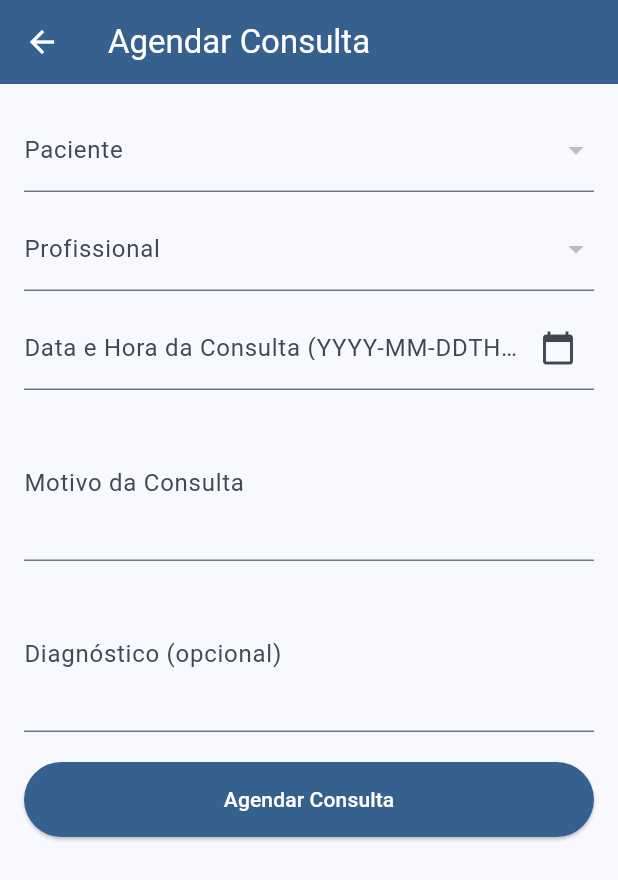
After one commit to iaramatos/flutter_clinica_medica, a Flutter app: the screen it shows after launch, after a tap on the "add" icon, on a phone screen of 412 x 824 dp. The commit adds this screen. Shown: the top 880 px of the screen. Run offline on Flutter 3.47's test engine with Material 3 defaults, Android fonts, the phone set to English and light mode, and no system bars; our stand-ins replace sqflite_common_ffi, sqflite_common_ffi_web; missing offline and left inert: flutter_controle_enderecos; accounts and stored records are empty.

Commit message:
feat(consulta): Implementado agendamento e visualizacao de consultas (RF02)

```diff
--- a/lib/main.dart
+++ b/lib/main.dart
@@ -2,8 +2,14 @@
 
 import 'package:flutter/material.dart';
 import 'package:flutter_clinica_medica/infra/local/local_database.dart';
-import 'package:flutter_clinica_medica/presentation/paciente/paciente_form_screen.dart'; // NOVO IMPORT: Tela de formulário de paciente
-import 'package:flutter_clinica_medica/presentation/paciente/paciente_list_screen.dart'; // NOVO IMPORT: Tela de listagem de paciente
+import 'package:flutter_clinica_medica/presentation/consulta/consulta_form_screen.dart';
+import 'package:flutter_clinica_medica/presentation/consulta/consulta_list_screen.dart';
+// ...
+
+import 'package:flutter_clinica_medica/presentation/paciente/paciente_form_screen.dart';
+import 'package:flutter_clinica_medica/presentation/paciente/paciente_list_screen.dart';
+import 'package:flutter_clinica_medica/presentation/profissional/profissional_form_screen.dart';
+import 'package:flutter_clinica_medica/presentation/profissional/profissional_list_screen.dart';
 
 void main() async {
   WidgetsFlutterBinding.ensureInitialized();
@@ -29,12 +35,17 @@ class ClinicaMedicaApp extends StatelessWidget {
         colorScheme: ColorScheme.fromSeed(seedColor: Colors.blue),
         useMaterial3: true,
       ),
-      initialRoute: PacienteListScreen.routeName,
+      initialRoute: ConsultaListScreen
+          .routeName, // Ou PacienteListScreen.routeName para testar pacientes
       routes: {
-        // Configura as rotas nomeadas para as telas de paciente
         PacienteListScreen.routeName: (context) => const PacienteListScreen(),
         PacienteFormScreen.routeName: (context) => const PacienteFormScreen(),
-        // Você adicionará outras rotas aqui conforme desenvolver mais módulos
+        ConsultaListScreen.routeName: (context) => const ConsultaListScreen(),
+        ConsultaFormScreen.routeName: (context) => const ConsultaFormScreen(),
+        ProfissionalListScreen.routeName: (context) =>
+            const ProfissionalListScreen(),
+        ProfissionalFormScreen.routeName: (context) =>
+            const ProfissionalFormScreen(),
       },
     );
   }
--- /dev/null
+++ b/lib/presentation/consulta/consulta_form_screen.dart
@@ -0,0 +1,255 @@
+// lib/presentation/consulta/consulta_form_screen.dart
+
+import 'package:flutter/material.dart';
+import 'package:flutter_clinica_medica/domain/models/consulta.dart';
+import 'package:flutter_clinica_medica/domain/models/paciente.dart'; // Para selecionar pacientes
+import 'package:flutter_clinica_medica/domain/models/profissional.dart'; // Para selecionar profissionais
+import 'package:flutter_clinica_medica/domain/models/sala.dart'; // Para selecionar salas (futuramente)
+import 'package:flutter_clinica_medica/domain/repositories/consulta_repository.dart';
+import 'package:flutter_clinica_medica/domain/repositories/paciente_repository.dart';
+import 'package:flutter_clinica_medica/domain/repositories/profissional_repository.dart';
+
+class ConsultaFormScreen extends StatefulWidget {
+  const ConsultaFormScreen({super.key});
+
+  static const String routeName = '/consulta-form';
+
+  @override
+  State<ConsultaFormScreen> createState() => _ConsultaFormScreenState();
+}
+
+class _ConsultaFormScreenState extends State<ConsultaFormScreen> {
+  final _formKey = GlobalKey<FormState>();
+  final _dataHoraController = TextEditingController();
+  final _motivoController = TextEditingController();
+  final _diagnosticoController = TextEditingController();
+
+  Paciente? _selectedPaciente;
+  Profissional? _selectedProfissional;
+
+  List<Paciente> _pacientes = [];
+  List<Profissional> _profissionais = [];
+  bool _isLoadingDropdowns = true;
+
+  final ConsultaRepository _consultaRepository = ConsultaRepository();
+  final PacienteRepository _pacienteRepository = PacienteRepository();
+  final ProfissionalRepository _profissionalRepository = ProfissionalRepository();
+
+  @override
+  void initState() {
+    super.initState();
+    _loadDropdownData();
+  }
+
+  Future<void> _loadDropdownData() async {
+    try {
+      final pacientes = await _pacienteRepository.getAllPacientes();
+      final profissionais = await _profissionalRepository.getAllProfissionais();
+      setState(() {
+        _pacientes = pacientes;
+        _profissionais = profissionais;
+        _isLoadingDropdowns = false;
+      });
+    } catch (e) {
+      ScaffoldMessenger.of(context).showSnackBar(
+        SnackBar(content: Text('Erro ao carregar dados de seleção: $e')),
+      );
+      setState(() {
+        _isLoadingDropdowns = false;
+      });
+    }
+  }
+
+  Future<void> _selectDate(BuildContext context) async {
+    final DateTime? picked = await showDatePicker(
+      context: context,
+      initialDate: DateTime.now(),
+      firstDate: DateTime(2000),
+      lastDate: DateTime(2101),
+    );
+    if (picked != null) {
+      final TimeOfDay? pickedTime = await showTimePicker(
+        context: context,
+        initialTime: TimeOfDay.now(),
+      );
+      if (pickedTime != null) {
+        setState(() {
+          final DateTime finalDateTime = DateTime(
+            picked.year,
+            picked.month,
+            picked.day,
+            pickedTime.hour,
+            pickedTime.minute,
+          );
+          _dataHoraController.text = finalDateTime.toIso8601String().substring(0, 16); // Formato YYYY-MM-DDTHH:MM
+        });
+      }
+    }
+  }
+
+  Future<void> _submitForm() async {
+    if (_formKey.currentState!.validate()) {
+      if (_selectedPaciente == null || _selectedProfissional == null) {
+        ScaffoldMessenger.of(context).showSnackBar(
+          const SnackBar(content: Text('Por favor, selecione o Paciente e o Profissional.')),
+        );
+        return;
+      }
+
+      final consulta = Consulta(
+        dataHora: DateTime.parse(_dataHoraController.text),
+        motivo: _motivoController.text.isNotEmpty ? _motivoController.text : null,
+        diagnostico: _diagnosticoController.text.isNotEmpty ? _diagnosticoController.text : null,
+        idPaciente: _selectedPaciente!.idPaciente,
+        idProfissional: _selectedProfissional!.idProfissional,
+        // idSala e idReceita serão tratados em iterações futuras
+        idSala: null, // Temporariamente nulo
+        idReceita: null, // Temporariamente nulo
+      );
+
+      try {
+        await _consultaRepository.insertConsulta(consulta);
+        ScaffoldMessenger.of(context).showSnackBar(
+          const SnackBar(content: Text('Consulta agendada com sucesso!')),
+        );
+        _clearForm();
+      } catch (e) {
+        ScaffoldMessenger.of(context).showSnackBar(
+          SnackBar(content: Text('Erro ao agendar consulta: $e')),
+        );
+      }
+    }
+  }
+
+  void _clearForm() {
+    _dataHoraController.clear();
+    _motivoController.clear();
+    _diagnosticoController.clear();
+    setState(() {
+      _selectedPaciente = null;
+      _selectedProfissional = null;
+    });
+  }
+
+  @override
+  void dispose() {
+    _dataHoraController.dispose();
+    _motivoController.dispose();
+    _diagnosticoController.dispose();
+    super.dispose();
+  }
+
+  @override
+  Widget build(BuildContext context) {
+    return Scaffold(
+      appBar: AppBar(
+        title: const Text('Agendar Consulta'),
+        backgroundColor: Theme.of(context).colorScheme.primary,
+        foregroundColor: Colors.white,
+      ),
+      body: _isLoadingDropdowns
+          ? const Center(child: CircularProgressIndicator())
+          : Padding(
+              padding: const EdgeInsets.all(16.0),
+              child: Form(
+                key: _formKey,
+                child: ListView(
+                  children: [
+                    // Campo de seleção de Paciente
+                    DropdownButtonFormField<Paciente>(
+                      value: _selectedPaciente,
+                      decoration: const InputDecoration(labelText: 'Paciente'),
+                      items: _pacientes.map((paciente) {
+                        return DropdownMenuItem(
+                          value: paciente,
+                          child: Text(paciente.nome),
+                        );
+                      }).toList(),
+                      onChanged: (Paciente? newValue) {
+                        setState(() {
+                          _selectedPaciente = newValue;
+                        });
+                      },
+                      validator: (value) {
+                        if (value == null) {
+                          return 'Selecione o paciente';
+                        }
+                        return null;
+                      },
+                    ),
+                    const SizedBox(height: 10),
+
+                    // Campo de seleção de Profissional
+                    DropdownButtonFormField<Profissional>(
+                      value: _selectedProfissional,
+                      decoration: const InputDecoration(labelText: 'Profissional'),
+                      items: _profissionais.map((profissional) {
+                        return DropdownMenuItem(
+                          value: profissional,
+                          child: Text(profissional.nome),
+                        );
+                      }).toList(),
+                      onChanged: (Profissional? newValue) {
+                        setState(() {
+                          _selectedProfissional = newValue;
+                        });
+                      },
+                      validator: (value) {
+                        if (value == null) {
+                          return 'Selecione o profissional';
+                        }
+                        return null;
+                      },
+                    ),
+                    const SizedBox(height: 10),
+
+                    // Campo de Data e Hora
+                    TextFormField(
+                      controller: _dataHoraController,
+                      decoration: InputDecoration(
+                        labelText: 'Data e Hora da Consulta (YYYY-MM-DDTHH:MM)',
+                        suffixIcon: IconButton(
+                          icon: const Icon(Icons.calendar_today),
+                          onPressed: () => _selectDate(context),
+                        ),
+                      ),
+                      readOnly: true, // Para forçar o uso do seletor de data/hora
+                      validator: (value) {
+                        if (value == null || value.isEmpty) {
+                          return 'Por favor, insira a data e hora da consulta';
+                        }
+                        return null;
+                      },
+                    ),
+                    const SizedBox(height: 10),
+
+                    TextFormField(
+                      controller: _motivoController,
+                      decoration: const InputDecoration(labelText: 'Motivo da Consulta'),
+                      maxLines: 3,
+                    ),
+                    const SizedBox(height: 10),
+
+                    TextFormField(
+                      controller: _diagnosticoController,
+                      decoration: const InputDecoration(labelText: 'Diagnóstico (opcional)'),
+                      maxLines: 3,
+                    ),
+                    const SizedBox(height: 20),
+
+                    ElevatedButton(
+                      onPressed: _submitForm,
+                      style: ElevatedButton.styleFrom(
+                        backgroundColor: Theme.of(context).colorScheme.primary,
+                        foregroundColor: Colors.white,
+                        padding: const EdgeInsets.symmetric(vertical: 15),
+                      ),
+                      child: const Text('Agendar Consulta'),
+                    ),
+                  ],
+                ),
+              ),
+            ),
+    );
+  }
+}
--- /dev/null
+++ b/lib/presentation/consulta/consulta_list_screen.dart
@@ -0,0 +1,168 @@
+// lib/presentation/consulta/consulta_list_screen.dart
+
+import 'package:flutter/material.dart';
+import 'package:flutter_clinica_medica/domain/models/consulta.dart';
+import 'package:flutter_clinica_medica/domain/repositories/consulta_repository.dart';
+import 'package:flutter_clinica_medica/domain/repositories/paciente_repository.dart'; // Para obter nome do paciente
+import 'package:flutter_clinica_medica/domain/repositories/profissional_repository.dart'; // Para obter nome do profissional
+import 'package:flutter_clinica_medica/presentation/consulta/consulta_form_screen.dart';
+import 'package:intl/intl.dart'; // Para formatação de data e hora (adicione ao pubspec.yaml)
+
+class ConsultaListScreen extends StatefulWidget {
+  const ConsultaListScreen({super.key});
+
+  static const String routeName = '/consulta-list';
+
+  @override
+  State<ConsultaListScreen> createState() => _ConsultaListScreenState();
+}
+
+class _ConsultaListScreenState extends State<ConsultaListScreen> {
+  final ConsultaRepository _consultaRepository = ConsultaRepository();
+  final PacienteRepository _pacienteRepository = PacienteRepository();
+  final ProfissionalRepository _profissionalRepository = ProfissionalRepository();
+
+  List<Consulta> _consultas = [];
+  bool _isLoading = true;
+
+  @override
+  void initState() {
+    super.initState();
+    _loadConsultas();
+  }
+
+  Future<void> _loadConsultas() async {
+    setState(() {
+      _isLoading = true;
+    });
+    try {
+      // Usaremos o getAllConsultas do repositório que já faz o JOIN
+      final consultas = await _consultaRepository.getAllConsultas();
+      setState(() {
+        _consultas = consultas;
+      });
+    } catch (e) {
+      ScaffoldMessenger.of(context).showSnackBar(
+        SnackBar(content: Text('Erro ao carregar consultas: $e')),
+      );
+    } finally {
+      setState(() {
+        _isLoading = false;
+      });
+    }
+  }
+
+  Future<void> _deleteConsulta(int id) async {
+    try {
+      await _consultaRepository.deleteConsulta(id);
+      ScaffoldMessenger.of(context).showSnackBar(
+        const SnackBar(content: Text('Consulta excluída com sucesso!')),
+      );
+      _loadConsultas();
+    } catch (e) {
+      ScaffoldMessenger.of(context).showSnackBar(
+        SnackBar(content: Text('Erro ao excluir consulta: $e')),
+      );
+    }
+  }
+
+  // Função auxiliar para obter o nome do paciente/profissional a partir do ID
+  Future<String> _getPacienteNome(int? id) async {
+    if (id == null) return 'Paciente Desconhecido';
+    final paciente = await _pacienteRepository.getPacienteById(id);
+    return paciente?.nome ?? 'Paciente Desconhecido';
+  }
+
+  Future<String> _getProfissionalNome(int? id) async {
+    if (id == null) return 'Profissional Desconhecido';
+    final profissional = await _profissionalRepository.getProfissionalById(id);
+    return profissional?.nome ?? 'Profissional Desconhecido';
+  }
+
+  @override
+  Widget build(BuildContext context) {
+    return Scaffold(
+      appBar: AppBar(
+        title: const Text('Agenda de Consultas'),
+        backgroundColor: Theme.of(context).colorScheme.primary,
+        foregroundColor: Colors.white,
+        actions: [
+          IconButton(
+            icon: const Icon(Icons.refresh),
+            onPressed: _loadConsultas,
+          ),
+          IconButton(
+            icon: const Icon(Icons.add),
+            onPressed: () async {
+              await Navigator.of(context).pushNamed(ConsultaFormScreen.routeName);
+              _loadConsultas(); // Recarrega a lista ao voltar do formulário
+            },
+          ),
+        ],
+      ),
+      body: _isLoading
+          ? const Center(child: CircularProgressIndicator())
+          : _consultas.isEmpty
+              ? const Center(child: Text('Nenhuma consulta agendada.'))
+              : ListView.builder(
+                  itemCount: _consultas.length,
+                  itemBuilder: (context, index) {
+                    final consulta = _consultas[index];
+                    return Card(
+                      margin: const EdgeInsets.symmetric(horizontal: 16, vertical: 8),
+                      child: FutureBuilder<List<String>>(
+                        // FutureBuilder para carregar nomes de paciente e profissional
+                        future: Future.wait([
+                          _getPacienteNome(consulta.idPaciente),
+                          _getProfissionalNome(consulta.idProfissional),
+                        ]),
+                        builder: (context, snapshot) {
+                          String pacienteNome = snapshot.data?[0] ?? 'Carregando...';
+                          String profissionalNome = snapshot.data?[1] ?? 'Carregando...';
+
+                          if (snapshot.connectionState == ConnectionState.waiting) {
+                            pacienteNome = 'Carregando...';
+                            profissionalNome = 'Carregando...';
+                          } else if (snapshot.hasError) {
+                            pacienteNome = 'Erro';
+                            profissionalNome = 'Erro';
+                          }
+
+                          return ListTile(
+                            title: Text('Paciente: $pacienteNome'),
+                            subtitle: Column(
+                              crossAxisAlignment: CrossAxisAlignment.start,
+                              children: [
+                                Text('Profissional: $profissionalNome'),
+                                Text('Data/Hora: ${DateFormat('dd/MM/yyyy HH:mm').format(consulta.dataHora)}'),
+                                if (consulta.motivo != null && consulta.motivo!.isNotEmpty)
+                                  Text('Motivo: ${consulta.motivo}'),
+                              ],
+                            ),
+                            trailing: Row(
+                              mainAxisSize: MainAxisSize.min,
+                              children: [
+                                IconButton(
+                                  icon: const Icon(Icons.edit, color: Colors.blue),
+                                  onPressed: () async {
+                                    // Implementar edição futuramente
+                                    ScaffoldMessenger.of(context).showSnackBar(
+                                      const SnackBar(content: Text('Funcionalidade de edição futura.')),
+                                    );
+                                  },
+                                ),
+                                IconButton(
+                                  icon: const Icon(Icons.delete, color: Colors.red),
+                                  onPressed: () => _deleteConsulta(consulta.idConsulta!),
+                                ),
+                              ],
+                            ),
+                          );
+                        },
+                      ),
+                    );
+                  },
+                ),
+    );
+  }
+}
--- a/pubspec.yaml
+++ b/pubspec.yaml
@@ -13,6 +13,7 @@ dependencies:
   sqflite: ^2.3.2
   sqflite_common_ffi: ^2.3.2+1
   sqflite_common_ffi_web: ^0.4.2+3 # Use a versão sugerida pelo `pub`
+  intl: ^0.19.0 # Verifique a versão mais recente no pub.dev
 
 dev_dependencies:
   flutter_test:
```
Also changed, not shown: lib/presentation/profissional/profissional_form_screen.dart (added, +165 -0 lines), lib/presentation/profissional/profissional_list_screen.dart (added, +130 -0 lines).
